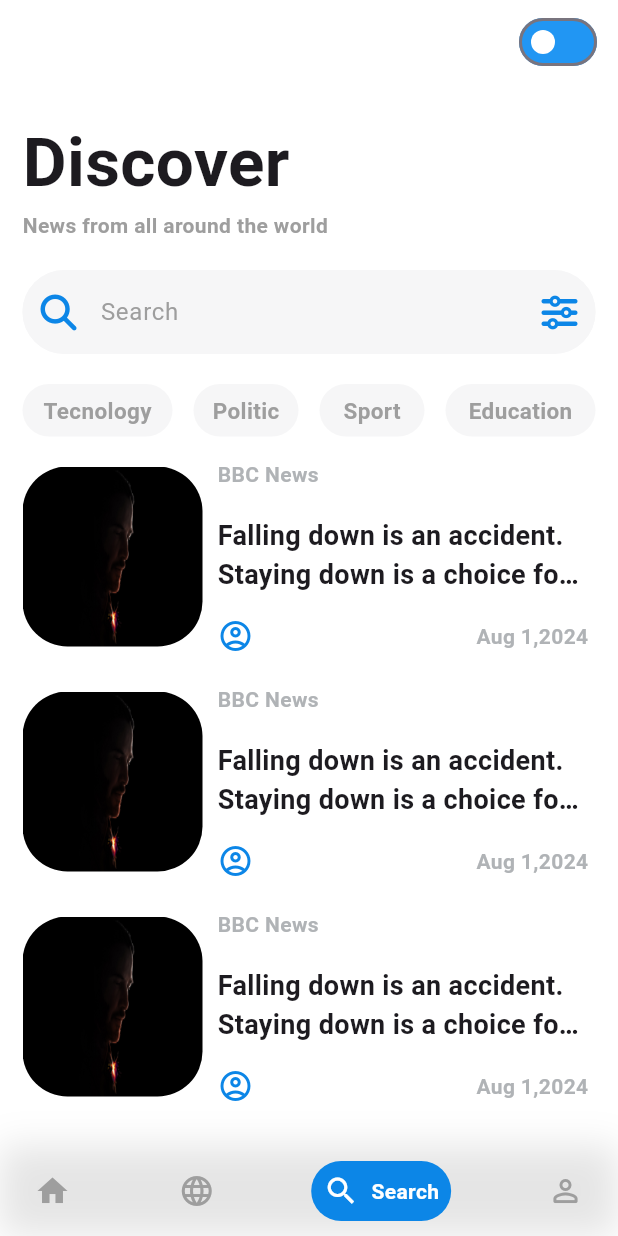
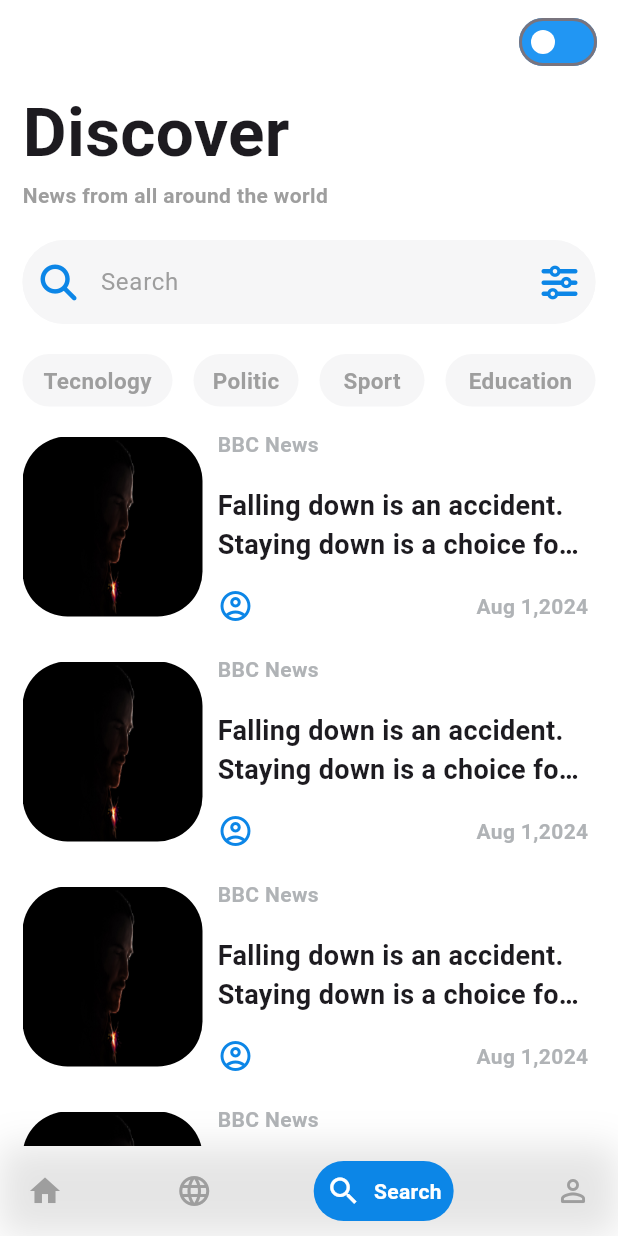
Before and after one commit to mohamed-elsankary/News_app, a Flutter app: the screen it shows after launch, item 3 of the bottom bar chosen, on a phone screen of 412 x 824 dp. Run offline on Flutter 3.47's test engine with Material 3 defaults, Android fonts, the light colour scheme and no system bars; drawn by our look-alikes of google_nav_bar; our stand-ins replace carousel_slider, flutter_bloc, font_awesome_flutter, go_router, shared_preferences.

```diff
--- a/lib/features/home/presentation/tabs/views/home_tebs.dart
+++ b/lib/features/home/presentation/tabs/views/home_tebs.dart
@@ -18,7 +18,7 @@ class _HomeTebsState extends State<HomeTebs> {
     final theme = Theme.of(context);
 
     return Padding(
-      padding: const EdgeInsets.symmetric(horizontal: 15, vertical: 20),
+      padding: const EdgeInsets.symmetric(horizontal: 15),
       child: Column(
         children: [
           Row(
--- a/lib/features/home/presentation/tabs/views/search_tebs.dart
+++ b/lib/features/home/presentation/tabs/views/search_tebs.dart
@@ -9,7 +9,7 @@ class SearchTebs extends StatelessWidget {
   @override
   Widget build(BuildContext context) {
     return Padding(
-      padding: const EdgeInsets.symmetric(horizontal: 15, vertical: 20),
+      padding: const EdgeInsets.symmetric(horizontal: 15),
       child: Column(
         crossAxisAlignment: CrossAxisAlignment.start,
         children: [
--- a/lib/features/home/presentation/tabs/widgets/text_search_filed.dart
+++ b/lib/features/home/presentation/tabs/widgets/text_search_filed.dart
@@ -9,6 +9,7 @@ class TextSearchFiled extends StatelessWidget {
   Widget build(BuildContext context) {
     final theme = Theme.of(context);
     return TextField(
+      style: const TextStyle(color: Colors.black),
       decoration: InputDecoration(
         filled: true,
         fillColor: AppThemeColor.lightGrey,
@@ -27,7 +28,9 @@ class TextSearchFiled extends StatelessWidget {
           borderRadius: BorderRadius.circular(30),
         ),
         focusedBorder: OutlineInputBorder(
-          borderSide: const BorderSide(color: AppThemeColor.lightGrey),
+          borderSide: const BorderSide(
+            color: AppThemeColor.lightGrey,
+          ),
           borderRadius: BorderRadius.circular(30),
         ),
       ),
--- a/lib/features/home/views/gnav_bar_tabs_view.dart
+++ b/lib/features/home/views/gnav_bar_tabs_view.dart
@@ -47,7 +47,7 @@ class _GNavBarTabsViewState extends State<GNavBarTabsView> {
               ],
             ),
             child: Padding(
-              padding: const EdgeInsets.symmetric(horizontal: 15, vertical: 10),
+              padding: const EdgeInsets.all(10),
               child: GNav(
                 selectedIndex: _currentIndex,
                 onTabChange: (value) {
```
